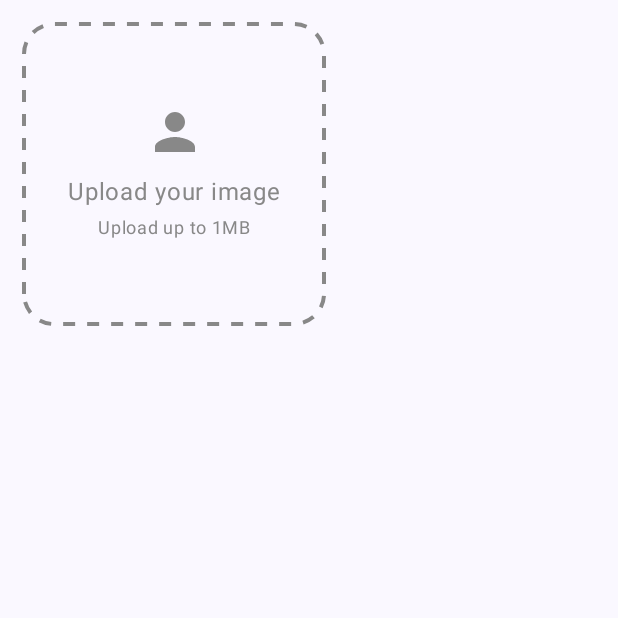
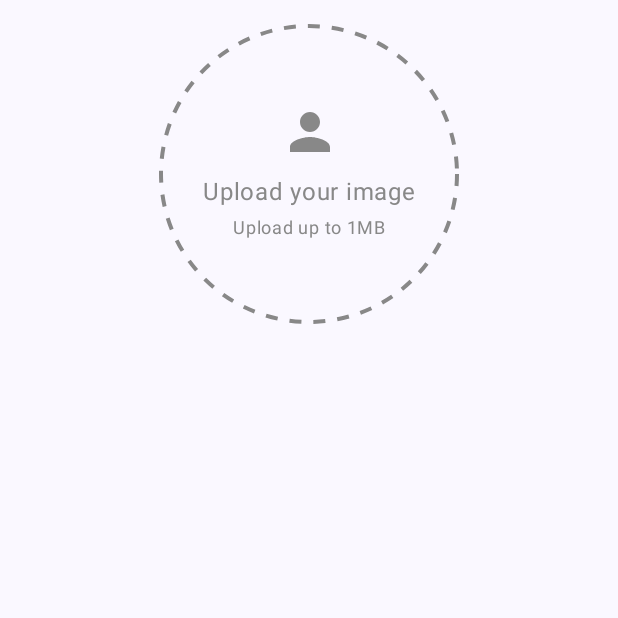
Before and after one commit to AnhQuocs/PTTKPM25-26_ClassN05_Nhom_9, an Android app built with Jetpack Compose: the composable StepThreeScreen shown on its own in the app's theme, on a phone screen of 412 x 824 dp, the top half of it. Run offline under Robolectric (Android 15) with nearby library versions, the phone set to English and light mode, and no system bars.

Commit message:
refactor: avatar layout

```diff
--- a/SRC/app/src/main/java/com/example/heartbeat/presentation/features/donor/ui/StepThreeScreen.kt
+++ b/SRC/app/src/main/java/com/example/heartbeat/presentation/features/donor/ui/StepThreeScreen.kt
@@ -79,7 +79,8 @@ fun StepThreeScreen(
         modifier = Modifier
             .fillMaxSize()
             .padding(16.dp),
-        verticalArrangement = Arrangement.spacedBy(8.dp)
+        verticalArrangement = Arrangement.spacedBy(8.dp),
+        horizontalAlignment = Alignment.CenterHorizontally
     ) {
         Box(
             modifier = Modifier
@@ -89,10 +90,10 @@ fun StepThreeScreen(
                         width = 4f,
                         pathEffect = PathEffect.dashPathEffect(floatArrayOf(12f, 12f))
                     )
-                    drawRoundRect(
+                    drawCircle(
                         color = if (errorMessage.isNotEmpty()) Color.Red else Color.Gray,
-                        style = stroke,
-                        cornerRadius = CornerRadius(30f, 30f)
+                        radius = size.minDimension / 2 - stroke.width / 2,
+                        style = stroke
                     )
                 }
                 .clip(CircleShape)
@@ -103,7 +104,7 @@ fun StepThreeScreen(
                 AsyncImage(
                     model = localImageUri,
                     contentDescription = null,
-                    modifier = Modifier.fillMaxSize().clip(CircleShape),
+                    modifier = Modifier.fillMaxSize().padding(1.5.dp).clip(CircleShape),
                     contentScale = ContentScale.Crop
                 )
             } else {
```
